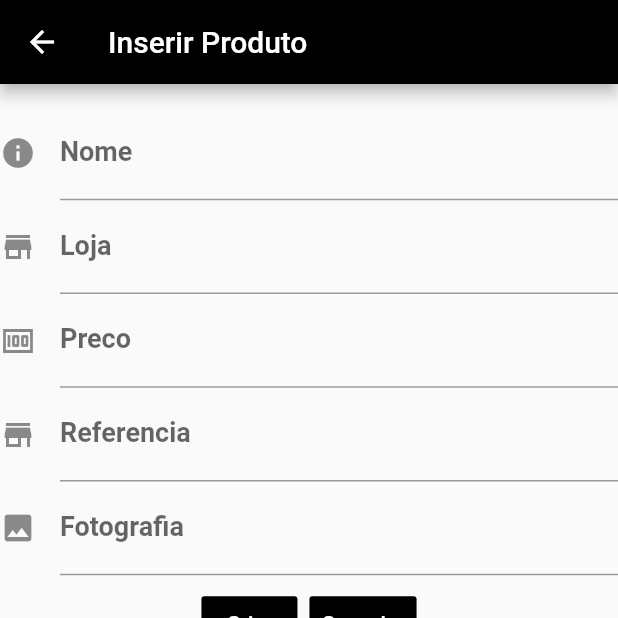
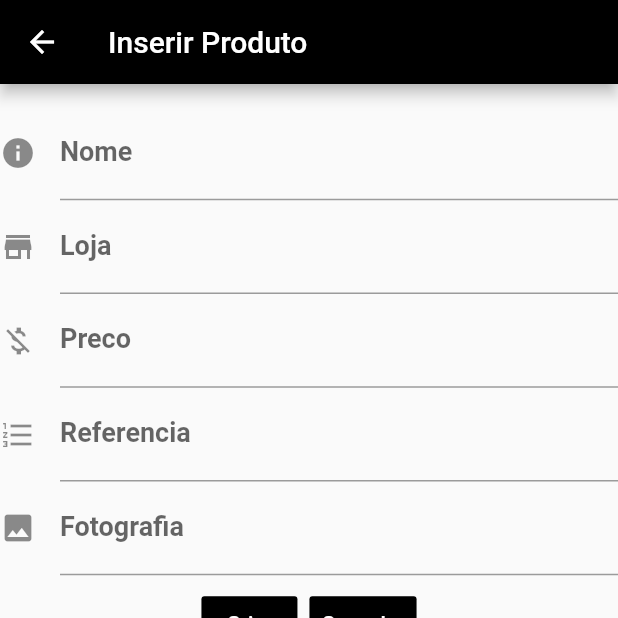
Before and after one commit to joanabento/DAMDart, a Flutter app: the InserirProd screen opened directly, after a tap on "Criar", on a phone screen of 412 x 824 dp, the top half of it. Run offline on Flutter 3.47's test engine with Material 2 defaults, Android fonts, the phone set to English and light mode, and no system bars; missing offline and left inert: dart:ffi; accounts and stored records are empty; network calls fail.

```diff
--- a/lib/InserirProd.dart
+++ b/lib/InserirProd.dart
@@ -4,8 +4,10 @@ import 'package:flutter/material.dart';
 import 'package:http/http.dart' as http;
 import 'package:my_app/Login.dart';
 import 'package:my_app/PerfilA.dart';
+import 'package:my_app/PerfilL.dart';
 import 'package:my_app/informacao.dart';
 import 'package:my_app/noticia.dart';
+import 'package:my_app/produto.dart';
 import 'dart:convert' show json;
 
 import 'utilizador.dart';
@@ -70,7 +72,7 @@ bool state = false;
               controller: precoC,
               style: TextStyle(fontSize: 18, fontWeight: FontWeight.bold),
               decoration: const InputDecoration(
-              icon: Icon(Icons.money),
+              icon: Icon(Icons.money_off),
               hintText: 'Preco',
               labelText: 'Preco',
             ),
@@ -79,7 +81,7 @@ bool state = false;
               controller: referenciaC,
               style: TextStyle(fontSize: 18, fontWeight: FontWeight.bold),
               decoration: const InputDecoration(
-              icon: Icon(Icons.store),
+              icon: Icon(Icons.format_list_numbered),
               hintText: 'Referencia',
               labelText: 'Referencia',
             ),
@@ -93,7 +95,7 @@ bool state = false;
               labelText: 'Fotografia',
             ),
           ),
-          //falta a hora mas é automático, secalhar tiramos para não complicar xD
+
 
           ButtonBar(
             mainAxisSize: MainAxisSize.max,
@@ -107,11 +109,11 @@ bool state = false;
               prod.idProduto = 0;
               prod.nome = nomeC.text;
               prod.loja = lojaC.text;
-              prod.preco = precoC.text; //aqui deve dar erro dps temos de confirmar no programa
+              //prod.preco = int.parse();//aqui deve dar erro dps temos de confirmar no programa
               prod.referencia = referenciaC.text;
-              noti.fotografia = fotografiaC.text;
+              prod.fotografia = fotografiaC.text;
               //retorna um inteiro
-              Future <int> create = prod.CreateProduto(prod).then((int onValue){
+              Future <int> create = prod.createProduto(prod).then((int onValue){
                 if(onValue == 200){
 
                   Navigator.push(
--- a/lib/ListarProd.dart
+++ b/lib/ListarProd.dart
@@ -25,10 +25,10 @@ ListarProd({Key key, @required this.produtos}): super(key:key);
 //*
 Widget createlista(List produtos){
   List<TableRow> rows = [];
-  for (Produto p in utilizadores){
+  for (Produto p in produtos){
     rows.add(TableRow(children: [
       Text(p.nome, style: TextStyle(fontWeight: FontWeight.bold)),
-      Text(p.referencia, style: TextStyle(fontWeigh: FontWeigh.bold)),
+      Text(p.referencia, style: TextStyle(fontWeight: FontWeight.bold)),
 
       //Text(u.email),
 
--- a/lib/produto.dart
+++ b/lib/produto.dart
@@ -60,7 +60,7 @@ class Produto extends Model{
   return p;
 }
 
-void CreateProduto(Produto p) async {
+Future<int> createProduto(Produto p) async {
   var url = 'link ngrok';
   var body = json.encode(<String,String>{
     'idProduto': p.idProduto.toString(),
```
Also changed, not shown: lib/PerfilL.dart (+17 -15 lines).
